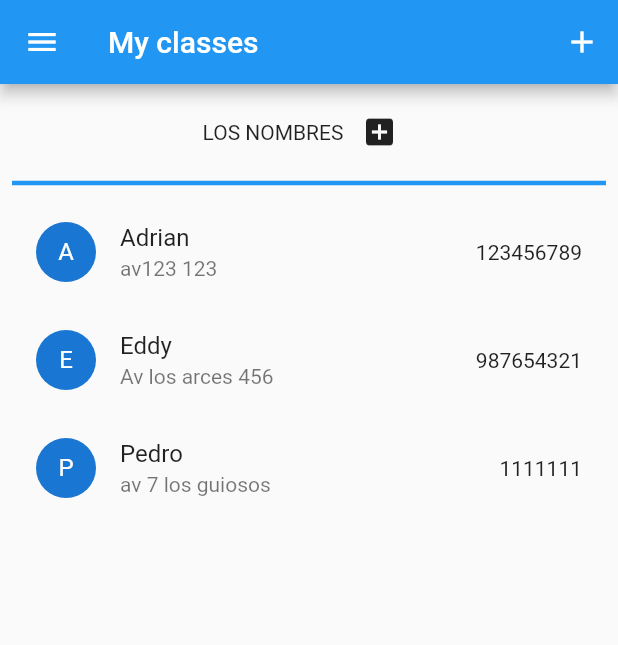
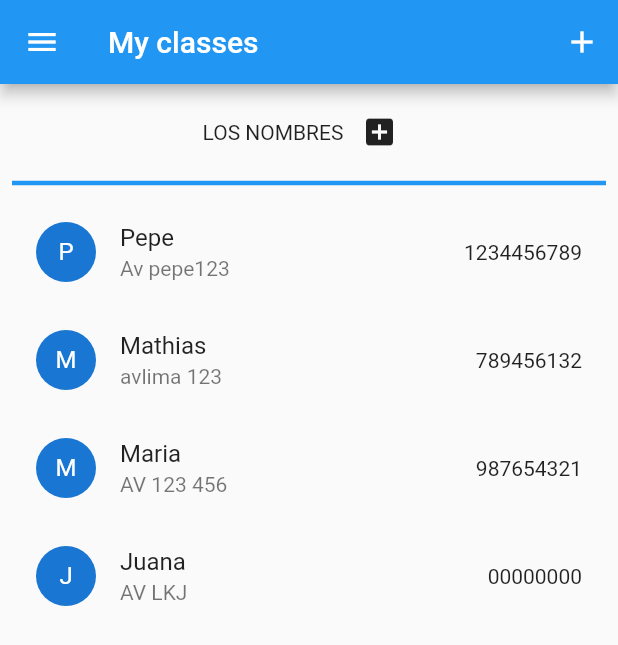
Before and after one commit to fr4nsgallegos/listexample, a Flutter app: the screen it shows after launch, on a phone screen of 412 x 824 dp. Shown: the top 645 px of the screen. Run offline on Flutter 3.47's test engine with Material 2 defaults, Android fonts, the light colour scheme and no system bars.

Commit message:
creando clase institucion

```diff
--- /dev/null
+++ b/lib/institution_model.dart
@@ -0,0 +1,11 @@
+import 'package:listexample/person_model.dart';
+
+class Institution {
+  String name;
+  List<Person> people;
+
+  Institution({
+    required this.name,
+    required this.people,
+  });
+}
--- a/lib/main.dart
+++ b/lib/main.dart
@@ -1,6 +1,7 @@
 // ignore_for_file: must_be_immutable
 
 import 'package:flutter/material.dart';
+import 'package:listexample/person_model.dart';
 
 void main() {
   runApp(
@@ -17,6 +18,27 @@
 }
 
 class _MyAppState extends State<MyApp> {
+  //instanciando personas
+  Person pepe =
+      Person(name: "Pepe", address: "Av pepe123", phone: "1234456789");
+  Person matias =
+      Person(name: "Mathias", address: "avlima 123", phone: "789456132");
+  Person maria =
+      Person(name: "Maria", address: "AV 123 456", phone: "987654321");
+  Person juana = Person(name: "Juana", address: "AV LKJ", phone: "00000000");
+
+  //Lista de personas a partir de nuestra clase person
+  List<Person> peopleClassList = [];
+
+  @override
+  void initState() {
+    super.initState();
+    peopleClassList.add(pepe);
+    peopleClassList.add(matias);
+    peopleClassList.add(maria);
+    peopleClassList.add(juana);
+  }
+
   //lista con nombres
   List<String> names = [
     "Frans",
@@ -60,7 +82,10 @@
           title: Text("My classes"),
           actions: [
             IconButton(
-              onPressed: () {},
+              onPressed: () {
+                // peopleClassList = peopleClassList;
+                setState(() {});
+              },
               icon: Icon(Icons.add),
             ),
           ],
@@ -104,15 +129,15 @@
                 //     .map((e) => Text(e))
                 //     .toList(), //Método para agregar lista de nombres a partir del mapeo de la lista
                 // ...buildNames(), //funcion que me agrega la lista de nombres con widgets TEXT
-                ...peopleList
+                ...peopleClassList
                     .map(
-                      (person) => ListTile(
+                      (element) => ListTile(
                         leading: CircleAvatar(
-                          child: Text(person["name"][0]),
+                          child: Text(element.name[0]),
                         ),
-                        title: Text(person["name"]),
-                        subtitle: Text(person["address"]),
-                        trailing: Text(person["phone"]),
+                        title: Text(element.name),
+                        subtitle: Text(element.address),
+                        trailing: Text(element.phone),
                       ),
                     )
                     .toList(),
--- /dev/null
+++ b/lib/person_model.dart
@@ -0,0 +1,10 @@
+class Person {
+  String name;
+  String address;
+  String phone;
+  Person({
+    required this.name,
+    required this.address,
+    required this.phone,
+  });
+}
```
Also changed, not shown: lib/notes_model.dart (deleted).
